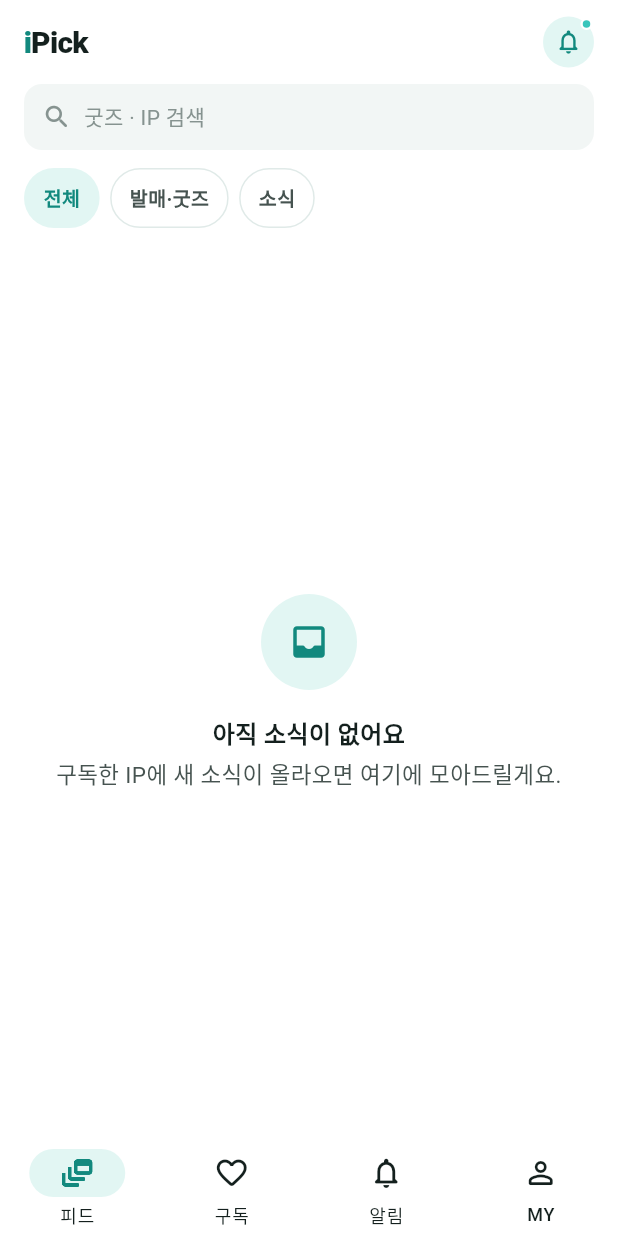
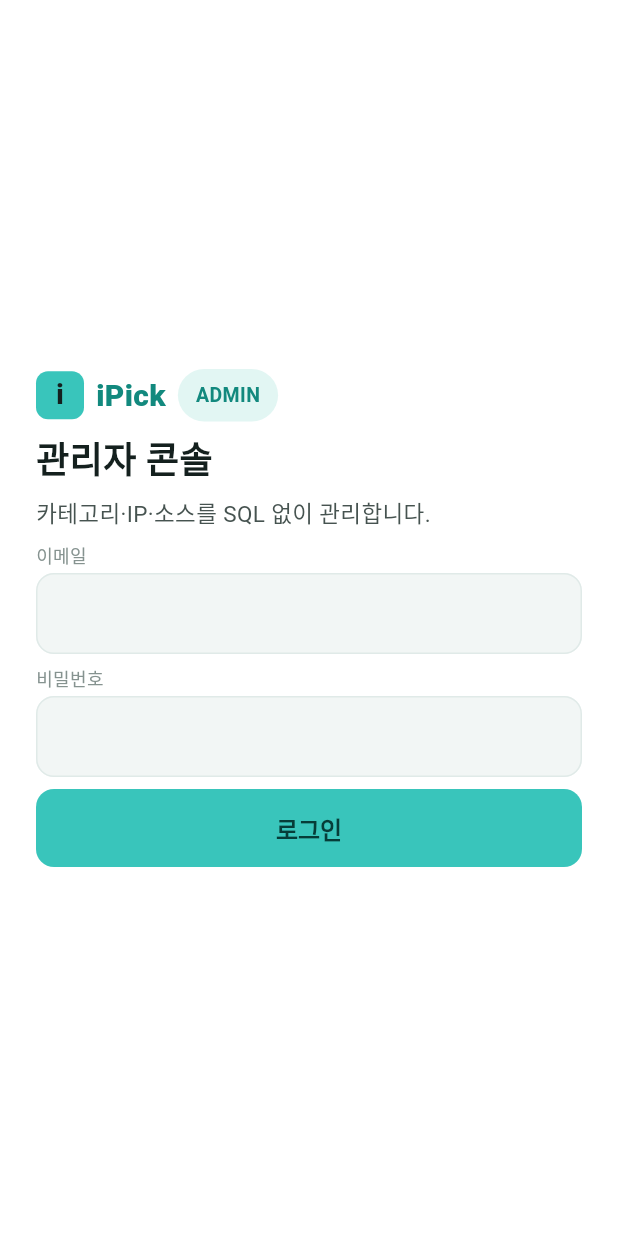
Before and after one commit to tnsgud/ipick, a Flutter app: the screen it shows after launch, on a phone screen of 412 x 824 dp. Run offline on Flutter 3.47's test engine with Material 3 defaults, Android fonts, the light colour scheme and no system bars; our stand-ins replace flutter_riverpod, supabase_flutter; accounts and stored records are empty; Roboto replaces fonts that are missing (Pretendard).

Commit message:
feat: admin login 화면 추가

```diff
--- a/lib/main.dart
+++ b/lib/main.dart
@@ -1,5 +1,6 @@
 import 'package:flutter/material.dart';
 import 'package:flutter_riverpod/flutter_riverpod.dart';
+import 'package:ipick/ui/features/admin/view/admin_login_screen.dart';
 import 'package:supabase_flutter/supabase_flutter.dart';
 
 import 'ui/core/theme/app_theme.dart';
@@ -27,7 +28,7 @@ class IPickApp extends StatelessWidget {
       title: 'iPick',
       debugShowCheckedModeBanner: false,
       theme: AppTheme.light,
-      home: const AppShell(),
+      home: AdminLoginScreen(),
     );
   }
 }
--- a/lib/ui/core/theme/app_spacing.dart
+++ b/lib/ui/core/theme/app_spacing.dart
@@ -1,3 +1,5 @@
+import 'package:flutter/cupertino.dart';
+
 /// 간격·라운드 토큰. `docs/design/DESIGN.md`에서 옮김 (8pt 계열).
 abstract final class AppSpacing {
   static const double xs = 4;
@@ -17,3 +19,23 @@ abstract final class AppRadius {
   static const double button = 12;
   static const double pill = 999;
 }
+
+/// 위젯 사이 여백. `SizedBox(height/width: AppSpacing.x)`를 앱 전역에서
+/// 이 이름으로 통일해 쓴다.
+class AppGap {
+  /// Vertical
+  static const SizedBox vXs = SizedBox(height: AppSpacing.xs);
+  static const SizedBox vSm = SizedBox(height: AppSpacing.sm);
+  static const SizedBox vMd = SizedBox(height: AppSpacing.md);
+  static const SizedBox vLg = SizedBox(height: AppSpacing.lg);
+  static const SizedBox vXl = SizedBox(height: AppSpacing.xl);
+  static const SizedBox vXxl = SizedBox(height: AppSpacing.xxl);
+
+  /// Horizontal
+  static const SizedBox hXs = SizedBox(width: AppSpacing.xs);
+  static const SizedBox hSm = SizedBox(width: AppSpacing.sm);
+  static const SizedBox hMd = SizedBox(width: AppSpacing.md);
+  static const SizedBox hLg = SizedBox(width: AppSpacing.lg);
+  static const SizedBox hXl = SizedBox(width: AppSpacing.xl);
+  static const SizedBox hXxl = SizedBox(width: AppSpacing.xxl);
+}
--- a/lib/ui/core/theme/app_text_styles.dart
+++ b/lib/ui/core/theme/app_text_styles.dart
@@ -1,20 +1,59 @@
 import 'package:flutter/material.dart';
+
 import 'app_colors.dart';
 
 /// 타이포 토큰. `docs/design/DESIGN.md`의 타입 스케일을 옮김.
-///
-/// 폰트: DESIGN.md는 Pretendard(오픈소스)를 지정한다. 아직 폰트 에셋을 번들하지
-/// 않아 시스템 폰트로 폴백된다. Pretendard를 쓰려면 pubspec의 fonts에 등록하고
-/// 아래 [fontFamily]를 활성화하면 된다. (로직 문서 §타이포 참고)
 abstract final class AppTextStyles {
-  static const String? fontFamily = null; // TODO: 'Pretendard' (에셋 등록 후)
+  static const String? fontFamily = 'Pretendard';
 
   // height = 행간(px) / 폰트크기(px)
-  static const h1 = TextStyle(fontFamily: fontFamily, fontSize: 24, fontWeight: FontWeight.w700, height: 32 / 24, color: AppColors.foreground);
-  static const h2 = TextStyle(fontFamily: fontFamily, fontSize: 20, fontWeight: FontWeight.w700, height: 28 / 20, color: AppColors.foreground);
-  static const h3 = TextStyle(fontFamily: fontFamily, fontSize: 18, fontWeight: FontWeight.w600, height: 26 / 18, color: AppColors.foreground);
-  static const h4 = TextStyle(fontFamily: fontFamily, fontSize: 16, fontWeight: FontWeight.w600, height: 24 / 16, color: AppColors.foreground);
-  static const body = TextStyle(fontFamily: fontFamily, fontSize: 15, fontWeight: FontWeight.w400, height: 22 / 15, color: AppColors.body);
-  static const bodySmall = TextStyle(fontFamily: fontFamily, fontSize: 13, fontWeight: FontWeight.w400, height: 19 / 13, color: AppColors.body);
-  static const caption = TextStyle(fontFamily: fontFamily, fontSize: 12, fontWeight: FontWeight.w500, height: 16 / 12, color: AppColors.muted);
+  static const h1 = TextStyle(
+    fontFamily: fontFamily,
+    fontSize: 24,
+    fontWeight: FontWeight.w700,
+    height: 32 / 24,
+    color: AppColors.foreground,
+  );
+  static const h2 = TextStyle(
+    fontFamily: fontFamily,
+    fontSize: 20,
+    fontWeight: FontWeight.w700,
+    height: 28 / 20,
+    color: AppColors.foreground,
+  );
+  static const h3 = TextStyle(
+    fontFamily: fontFamily,
+    fontSize: 18,
+    fontWeight: FontWeight.w600,
+    height: 26 / 18,
+    color: AppColors.foreground,
+  );
+  static const h4 = TextStyle(
+    fontFamily: fontFamily,
+    fontSize: 16,
+    fontWeight: FontWeight.w600,
+    height: 24 / 16,
+    color: AppColors.foreground,
+  );
+  static const body = TextStyle(
+    fontFamily: fontFamily,
+    fontSize: 15,
+    fontWeight: FontWeight.w400,
+    height: 22 / 15,
+    color: AppColors.body,
+  );
+  static const bodySmall = TextStyle(
+    fontFamily: fontFamily,
+    fontSize: 13,
+    fontWeight: FontWeight.w400,
+    height: 19 / 13,
+    color: AppColors.body,
+  );
+  static const caption = TextStyle(
+    fontFamily: fontFamily,
+    fontSize: 12,
+    fontWeight: FontWeight.w500,
+    height: 16 / 12,
+    color: AppColors.muted,
+  );
 }
--- a/lib/ui/core/theme/app_theme.dart
+++ b/lib/ui/core/theme/app_theme.dart
@@ -1,4 +1,5 @@
 import 'package:flutter/material.dart';
+
 import 'app_colors.dart';
 import 'app_spacing.dart';
 import 'app_text_styles.dart';
@@ -38,14 +39,18 @@ abstract final class AppTheme {
         scrolledUnderElevation: 0,
         foregroundColor: AppColors.foreground,
       ),
-      dividerTheme: const DividerThemeData(color: AppColors.border, thickness: 1, space: 1),
+      dividerTheme: const DividerThemeData(
+        color: AppColors.border,
+        thickness: 1,
+        space: 1,
+      ),
       // 기본 primary 버튼: 틸 채움 + 진한 틸 텍스트
       filledButtonTheme: FilledButtonThemeData(
         style: FilledButton.styleFrom(
           backgroundColor: AppColors.primary,
           foregroundColor: AppColors.onPrimary,
           minimumSize: const Size.fromHeight(52),
-          textStyle: AppTextStyles.h4,
+          textStyle: AppTextStyles.h4.copyWith(fontWeight: FontWeight.bold),
           shape: RoundedRectangleBorder(
             borderRadius: BorderRadius.circular(AppRadius.button),
           ),
--- a/lib/ui/core/widgets/ipick_chip.dart
+++ b/lib/ui/core/widgets/ipick_chip.dart
@@ -1,4 +1,6 @@
 import 'package:flutter/material.dart';
+import 'package:flutter/widget_previews.dart';
+
 import '../theme/app_colors.dart';
 import '../theme/app_spacing.dart';
 
@@ -24,17 +26,25 @@ class IPickChip extends StatelessWidget {
       color: selected ? AppColors.weakBackground : AppColors.canvas,
       shape: RoundedRectangleBorder(
         borderRadius: BorderRadius.circular(AppRadius.pill),
-        side: BorderSide(color: selected ? Colors.transparent : AppColors.border),
+        side: BorderSide(
+          color: selected ? Colors.transparent : AppColors.border,
+        ),
       ),
       child: InkWell(
         onTap: onTap,
         borderRadius: BorderRadius.circular(AppRadius.pill),
         child: Padding(
-          padding: const EdgeInsets.symmetric(horizontal: 13, vertical: AppSpacing.sm),
+          padding: const EdgeInsets.symmetric(
+            horizontal: AppSpacing.md,
+            vertical: AppSpacing.sm,
+          ),
           child: Row(
             mainAxisSize: MainAxisSize.min,
             children: [
-              if (leading != null) ...[leading!, const SizedBox(width: 6)],
+              if (leading != null) ...[
+                leading!,
+                const SizedBox(width: AppSpacing.sm),
+              ],
               Text(
                 label,
                 style: TextStyle(
--- /dev/null
+++ b/lib/ui/features/admin/view/admin_login_screen.dart
@@ -0,0 +1,69 @@
+import 'package:flutter/material.dart';
+import 'package:ipick/ui/core/theme/app_colors.dart';
+import 'package:ipick/ui/core/theme/app_spacing.dart';
+import 'package:ipick/ui/core/theme/app_text_styles.dart';
+import 'package:ipick/ui/core/widgets/ipick_chip.dart';
+
+import 'widget/input.dart';
+
+class AdminLoginScreen extends StatelessWidget {
+  AdminLoginScreen({super.key});
+
+  final TextEditingController _emailController = TextEditingController(),
+      _passwordController = TextEditingController();
+
+  @override
+  Widget build(BuildContext context) {
+    return Scaffold(
+      body: Padding(
+        padding: EdgeInsets.symmetric(horizontal: AppSpacing.xl),
+        child: Column(
+          mainAxisAlignment: MainAxisAlignment.center,
+          crossAxisAlignment: CrossAxisAlignment.start,
+          children: [
+            Row(
+              children: [
+                Container(
+                  width: AppSpacing.xxl,
+                  height: AppSpacing.xxl,
+                  decoration: BoxDecoration(
+                    color: AppColors.primary,
+                    borderRadius: BorderRadius.circular(AppRadius.sm),
+                  ),
+                  child: Center(
+                    child: Text(
+                      "i",
+                      style: AppTextStyles.h3.copyWith(
+                        fontWeight: FontWeight.w900,
+                      ),
+                    ),
+                  ),
+                ),
+                AppGap.hSm,
+                Text(
+                  'iPick',
+                  style: AppTextStyles.h2.copyWith(
+                    color: AppColors.weakForeground,
+                    fontWeight: FontWeight.w900,
+                  ),
+                ),
+                AppGap.hSm,
+                IPickChip(label: 'ADMIN', selected: true),
+              ],
+            ),
+            AppGap.vSm,
+            Text('관리자 콘솔', style: AppTextStyles.h1),
+            AppGap.vSm,
+            Text('카테고리·IP·소스를 SQL 없이 관리합니다.'),
+            AppGap.vSm,
+            Input(label: '이메일', controller: _emailController),
+            AppGap.vSm,
+            Input(label: '비밀번호', controller: _passwordController),
+            AppGap.vSm,
+            FilledButton(onPressed: () => {}, child: Text('로그인')),
+          ],
+        ),
+      ),
+    );
+  }
+}
--- /dev/null
+++ b/lib/ui/features/admin/view/widget/input.dart
@@ -0,0 +1,38 @@
+import 'package:flutter/material.dart';
+import 'package:ipick/ui/core/theme/app_colors.dart';
+import 'package:ipick/ui/core/theme/app_spacing.dart';
+import 'package:ipick/ui/core/theme/app_text_styles.dart';
+
+class Input extends StatelessWidget {
+  const Input({super.key, required this._controller, required this.label});
+
+  final TextEditingController _controller;
+  final String label;
+
+  @override
+  Widget build(BuildContext context) {
+    return Column(
+      crossAxisAlignment: CrossAxisAlignment.start,
+      children: [
+        Text(label, style: AppTextStyles.caption),
+        AppGap.vXs,
+        TextField(
+          controller: _controller,
+          style: AppTextStyles.body.copyWith(color: AppColors.foreground),
+          decoration: InputDecoration(
+            filled: true,
+            fillColor: AppColors.surface,
+            enabledBorder: OutlineInputBorder(
+              borderSide: BorderSide(color: AppColors.border),
+              borderRadius: BorderRadius.circular(AppRadius.md),
+            ),
+            border: OutlineInputBorder(
+              borderSide: BorderSide(color: AppColors.border),
+              borderRadius: BorderRadius.circular(AppRadius.md),
+            ),
+          ),
+        ),
+      ],
+    );
+  }
+}
--- a/lib/ui/features/feed/views/feed_screen.dart
+++ b/lib/ui/features/feed/view/feed_screen.dart
@@ -28,7 +28,7 @@ class FeedScreen extends ConsumerWidget {
         title: const AppWordmark(),
         actions: [
           _NotificationBell(onTap: () {}),
-          const SizedBox(width: AppSpacing.sm),
+          AppGap.hSm,
         ],
       ),
       body: Column(
@@ -58,7 +58,7 @@ class FeedScreen extends ConsumerWidget {
               ),
             ),
           ),
-          const SizedBox(height: AppSpacing.md),
+          AppGap.vMd,
           // 피드 리스트
           Expanded(
             child: _FeedBody(
@@ -154,17 +154,17 @@ class _Message extends StatelessWidget {
               ),
               child: Icon(icon, color: AppColors.primaryInk, size: 28),
             ),
-            const SizedBox(height: AppSpacing.lg),
+            AppGap.vLg,
             Text(title, textAlign: TextAlign.center, style: AppTextStyles.h4),
             if (description != null) ...[
-              const SizedBox(height: AppSpacing.xs),
+              AppGap.vXs,
               Text(
                 description!,
                 textAlign: TextAlign.center,
                 style: AppTextStyles.body,
               ),
             ],
-            if (action != null) ...[const SizedBox(height: AppSpacing.sm), action!],
+            if (action != null) ...[AppGap.vSm, action!],
           ],
         ),
       ),
@@ -185,7 +185,7 @@ class _SearchField extends StatelessWidget {
       child: const Row(
         children: [
           Icon(Icons.search_rounded, size: 20, color: AppColors.muted),
-          SizedBox(width: AppSpacing.sm),
+          AppGap.hSm,
           Text(
             '굿즈 · IP 검색',
             style: TextStyle(fontSize: 14, color: AppColors.muted),
--- a/lib/ui/features/notifications/views/notifications_screen.dart
+++ b/lib/ui/features/notifications/view/notifications_screen.dart
@@ -23,9 +23,9 @@ class NotificationsScreen extends StatelessWidget {
                 decoration: const BoxDecoration(color: AppColors.weakBackground, shape: BoxShape.circle),
                 child: const Icon(Icons.notifications_none_rounded, color: AppColors.primaryInk, size: 30),
               ),
-              const SizedBox(height: AppSpacing.lg),
+              AppGap.vLg,
               const Text('새 알림이 여기 모여요', style: AppTextStyles.h4),
-              const SizedBox(height: AppSpacing.xs),
+              AppGap.vXs,
               const Text(
                 '구독한 IP의 발매·예약 소식이 뜨면\n푸시로 알려드릴게요.',
                 textAlign: TextAlign.center,
--- a/lib/ui/features/profile/views/profile_screen.dart
+++ b/lib/ui/features/profile/view/profile_screen.dart
@@ -22,7 +22,7 @@ class ProfileScreen extends StatelessWidget {
                 decoration: const BoxDecoration(color: AppColors.surface, shape: BoxShape.circle),
                 child: const Icon(Icons.person_rounded, color: AppColors.muted, size: 30),
               ),
-              const SizedBox(width: AppSpacing.md),
+              AppGap.hMd,
               const Column(
                 crossAxisAlignment: CrossAxisAlignment.start,
                 children: [
@@ -33,7 +33,7 @@ class ProfileScreen extends StatelessWidget {
               ),
             ],
           ),
-          const SizedBox(height: AppSpacing.xl),
+          AppGap.vXl,
           _row(Icons.notifications_active_outlined, '알림 설정'),
           _row(Icons.tune_rounded, '피드 취향 관리'),
           _row(Icons.info_outline_rounded, '앱 정보'),
--- a/lib/ui/features/subscriptions/views/subscriptions_screen.dart
+++ b/lib/ui/features/subscriptions/view/subscriptions_screen.dart
@@ -59,7 +59,7 @@ class _IpCard extends StatelessWidget {
         crossAxisAlignment: CrossAxisAlignment.start,
         children: [
           Center(child: GoodsThumbnail(seed: ip.thumbnailSeed, size: 72)),
-          const SizedBox(height: AppSpacing.md),
+          AppGap.vMd,
           Text(ip.name, maxLines: 1, overflow: TextOverflow.ellipsis, style: AppTextStyles.h4),
           Text(ip.category, style: AppTextStyles.caption),
           const Spacer(),
--- a/pubspec.yaml
+++ b/pubspec.yaml
@@ -19,7 +19,7 @@ publish_to: 'none' # Remove this line if you wish to publish to pub.dev
 version: 0.0.1
 
 environment:
-  sdk: ^3.14.0-95.1.beta
+  sdk: ^3.13.1
 
 # Dependencies specify other packages that your package needs in order to work.
 # To automatically upgrade your package dependencies to the latest versions
@@ -58,6 +58,10 @@ flutter:
   # included with your application, so that you can use the icons in
   # the material Icons class.
   uses-material-design: true
+  fonts:
+    - family: Pretendard
+      fonts:
+        - asset: assets/fonts/PretendardVariable.ttf
 
   # To add assets to your application, add an assets section, like this:
   # assets:
```
Also changed, not shown: lib/ui/features/shell/app_shell.dart (+17 -7 lines), pubspec.lock, 3 other files.
